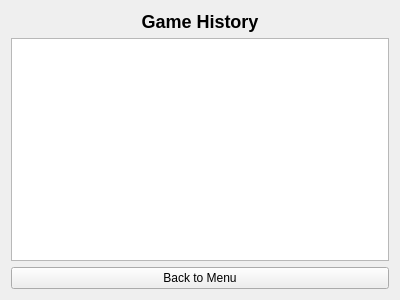
Qt form GUI/GameHistoryWindow.ui (keroloss107/Tic-tac-toe) before a commit.
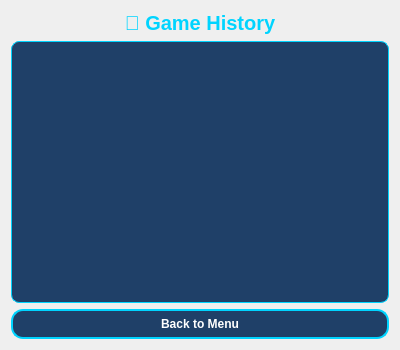
The same form after that commit.

Commit message: Implement it to display past Tic Tac Toe game results

Patch:
```diff
--- a/GUI/GameHistoryWindow.ui
+++ b/GUI/GameHistoryWindow.ui
@@ -7,24 +7,56 @@
     <x>0</x>
     <y>0</y>
     <width>400</width>
-    <height>300</height>
+				<height>350</height>
    </rect>
   </property>
   <property name="windowTitle">
    <string>Game History</string>
   </property>
+		<property name="styleSheet">
+			<string notr="true">
+				QWidget {
+				background-color: qlineargradient(x1:0, y1:0, x2:1, y2:1,
+				stop:0 #14213d, stop:1 #000000);
+				color: white;
+				font-family: 'Segoe UI';
+				}
+				QLabel {
+				color: #00d4ff;
+				font-size: 20px;
+				font-weight: bold;
+				text-align: center;
+				}
+				QListWidget {
+				background-color: #1f4068;
+				color: white;
+				border: 1px solid #00d4ff;
+				border-radius: 8px;
+				padding: 6px;
+				}
+				QPushButton {
+				background-color: #1f4068;
+				color: white;
+				border: 2px solid #00d4ff;
+				font-weight: bold;
+				border-radius: 12px;
+				padding: 6px;
+				}
+				QPushButton:hover {
+				background-color: #ff4d6d;
+				border-color: #f72585;
+				}
+			</string>
+		</property>
   <layout class="QVBoxLayout" name="verticalLayout">
    <item>
     <widget class="QLabel" name="historyLabel">
      <property name="text">
-      <string>Game History</string>
+						<string>📜 Game History</string>
      </property>
      <property name="alignment">
       <set>Qt::AlignHCenter</set>
      </property>
-     <property name="styleSheet">
-      <string notr="true">font-weight: bold; font-size: 18px;</string>
-     </property>
     </widget>
    </item>
    <item>
```
Lines whose indentation alone changed are shown as unchanged. The commit also changes 1 other file.
